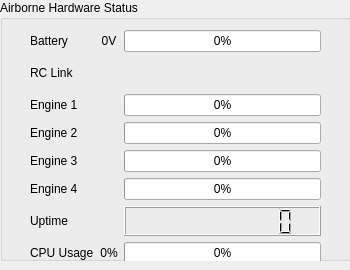
Qt form gcs/ui/systemstatus.ui (lijian8/ahns10) before a commit.
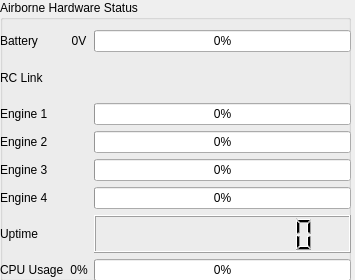
The same form after that commit.

The edit to the form file:
```diff
--- a/gcs/ui/systemstatus.ui
+++ b/gcs/ui/systemstatus.ui
@@ -6,8 +6,8 @@
    <rect>
     <x>0</x>
     <y>0</y>
-    <width>350</width>
-    <height>270</height>
+    <width>355</width>
+    <height>280</height>
    </rect>
   </property>
   <property name="windowTitle">
@@ -19,7 +19,7 @@
      <x>0</x>
      <y>0</y>
      <width>351</width>
-     <height>261</height>
+     <height>281</height>
     </rect>
    </property>
    <property name="title">
@@ -28,10 +28,10 @@
    <widget class="QWidget" name="gridLayoutWidget">
     <property name="geometry">
      <rect>
-      <x>30</x>
+      <x>0</x>
       <y>30</y>
-      <width>291</width>
-      <height>234</height>
+      <width>351</width>
+      <height>251</height>
      </rect>
     </property>
     <layout class="QGridLayout" name="gridLayout">
```
